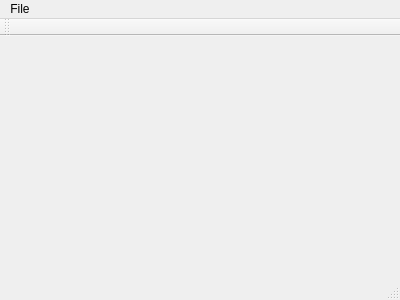
Vaskepug/newGraph, file mainwindow.ui: the form before one commit.
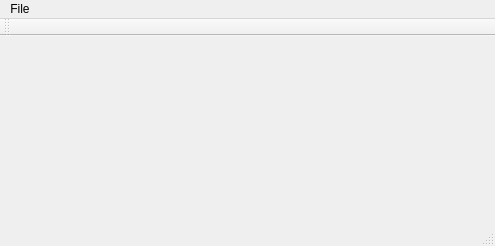
The form after the commit.

Patch:
```diff
--- a/mainwindow.ui
+++ b/mainwindow.ui
@@ -6,8 +6,8 @@
    <rect>
     <x>0</x>
     <y>0</y>
-    <width>400</width>
-    <height>300</height>
+    <width>495</width>
+    <height>246</height>
    </rect>
   </property>
   <property name="windowTitle">
@@ -19,7 +19,7 @@
     <rect>
      <x>0</x>
      <y>0</y>
-     <width>400</width>
+     <width>495</width>
      <height>21</height>
     </rect>
    </property>
```
Left out of the diff: 6 changed lines with no effect on the pictures.
